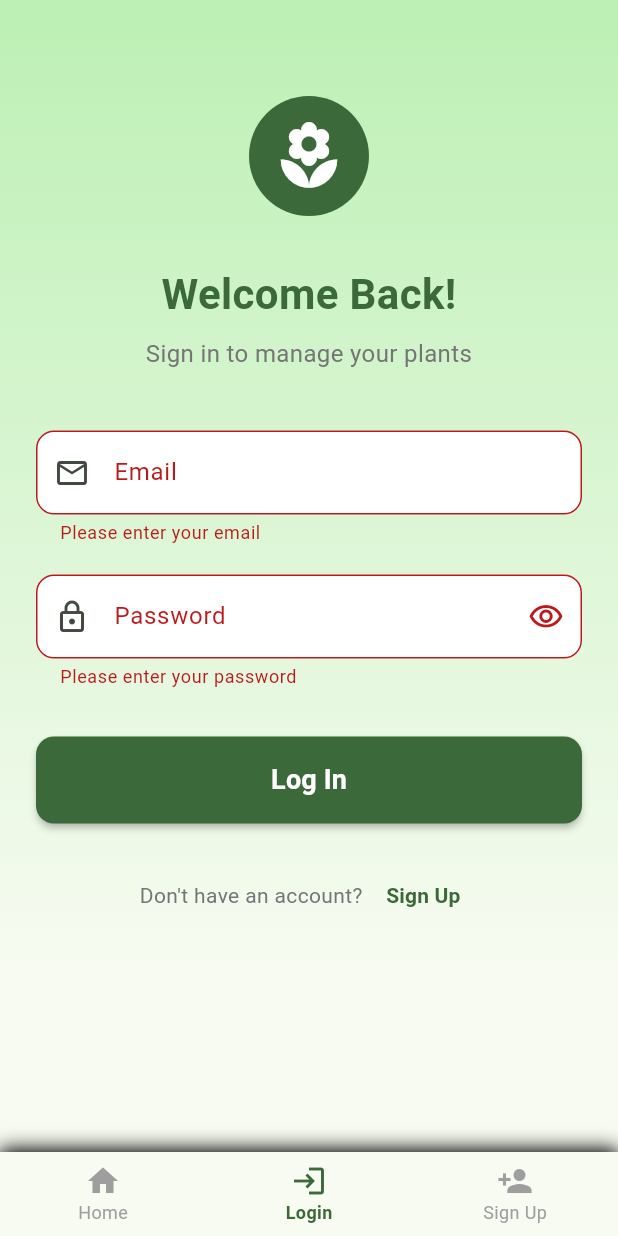
After one commit to elghazzirania-cloud/Plant-Watering-Scheduler-App, a Flutter app: the screen it shows after launch, item 2 of the bottom bar chosen, after a tap on "Log In", on a phone screen of 412 x 824 dp. The commit adds this screen. Run offline on Flutter 3.47's test engine with Material 3 defaults, Android fonts, the phone set to English and light mode, and no system bars; our stand-ins replace flutter_local_notifications, timezone.

Commit message:
add login and sign up

```diff
--- /dev/null
+++ b/devtools_options.yaml
@@ -0,0 +1,3 @@
+description: This file stores settings for Dart & Flutter DevTools.
+documentation: https://docs.flutter.dev/tools/devtools/extensions#configure-extension-enablement-states
+extensions:
--- /dev/null
+++ b/lib/login_screen.dart
@@ -0,0 +1,207 @@
+import 'package:flutter/material.dart';
+
+class LoginScreen extends StatefulWidget {
+  final VoidCallback? onNavigateToSignUp;
+
+  const LoginScreen({super.key, this.onNavigateToSignUp});
+
+  @override
+  State<LoginScreen> createState() => _LoginScreenState();
+}
+
+class _LoginScreenState extends State<LoginScreen> {
+  final _formKey = GlobalKey<FormState>();
+  final _emailController = TextEditingController();
+  final _passwordController = TextEditingController();
+  bool _obscurePassword = true;
+
+  @override
+  void dispose() {
+    _emailController.dispose();
+    _passwordController.dispose();
+    super.dispose();
+  }
+
+  void _handleLogin() {
+    if (_formKey.currentState!.validate()) {
+      // Front-end only - just show success message
+      ScaffoldMessenger.of(context).showSnackBar(
+        const SnackBar(
+          content: Text('Login successful! (Front-end only)'),
+          backgroundColor: Colors.green,
+          duration: Duration(seconds: 2),
+        ),
+      );
+    }
+  }
+
+  @override
+  Widget build(BuildContext context) {
+    return Scaffold(
+      body: Container(
+        decoration: BoxDecoration(
+          gradient: LinearGradient(
+            begin: Alignment.topCenter,
+            end: Alignment.bottomCenter,
+            colors: [
+              Theme.of(context).colorScheme.primaryContainer,
+              Theme.of(context).colorScheme.surface,
+            ],
+          ),
+        ),
+        child: SafeArea(
+          child: SingleChildScrollView(
+            padding: const EdgeInsets.all(24.0),
+            child: Form(
+              key: _formKey,
+              child: Column(
+                mainAxisAlignment: MainAxisAlignment.center,
+                crossAxisAlignment: CrossAxisAlignment.stretch,
+                children: [
+                  const SizedBox(height: 40),
+                  // Icon
+                  Center(
+                    child: Container(
+                      width: 80,
+                      height: 80,
+                      decoration: BoxDecoration(
+                        color: Theme.of(context).colorScheme.primary,
+                        shape: BoxShape.circle,
+                      ),
+                      child: const Icon(
+                        Icons.local_florist,
+                        size: 50,
+                        color: Colors.white,
+                      ),
+                    ),
+                  ),
+                  const SizedBox(height: 32),
+                  // Welcome Text
+                  Text(
+                    'Welcome Back!',
+                    style: TextStyle(
+                      fontSize: 28,
+                      fontWeight: FontWeight.bold,
+                      color: Theme.of(context).colorScheme.primary,
+                    ),
+                    textAlign: TextAlign.center,
+                  ),
+                  const SizedBox(height: 8),
+                  Text(
+                    'Sign in to manage your plants',
+                    style: TextStyle(fontSize: 16, color: Colors.grey[600]),
+                    textAlign: TextAlign.center,
+                  ),
+                  const SizedBox(height: 40),
+                  // Email Field
+                  TextFormField(
+                    controller: _emailController,
+                    keyboardType: TextInputType.emailAddress,
+                    decoration: InputDecoration(
+                      labelText: 'Email',
+                      hintText: 'Enter your email',
+                      prefixIcon: const Icon(Icons.email_outlined),
+                      border: OutlineInputBorder(
+                        borderRadius: BorderRadius.circular(12),
+                      ),
+                      filled: true,
+                      fillColor: Colors.white,
+                    ),
+                    validator: (value) {
+                      if (value == null || value.isEmpty) {
+                        return 'Please enter your email';
+                      }
+                      if (!value.contains('@')) {
+                        return 'Please enter a valid email';
+                      }
+                      return null;
+                    },
+                  ),
+                  const SizedBox(height: 20),
+                  // Password Field
+                  TextFormField(
+                    controller: _passwordController,
+                    obscureText: _obscurePassword,
+                    decoration: InputDecoration(
+                      labelText: 'Password',
+                      hintText: 'Enter your password',
+                      prefixIcon: const Icon(Icons.lock_outlined),
+                      suffixIcon: IconButton(
+                        icon: Icon(
+                          _obscurePassword
+                              ? Icons.visibility_outlined
+                              : Icons.visibility_off_outlined,
+                        ),
+                        onPressed: () {
+                          setState(() {
+                            _obscurePassword = !_obscurePassword;
+                          });
+                        },
+                      ),
+                      border: OutlineInputBorder(
+                        borderRadius: BorderRadius.circular(12),
+                      ),
+                      filled: true,
+                      fillColor: Colors.white,
+                    ),
+                    validator: (value) {
+                      if (value == null || value.isEmpty) {
+                        return 'Please enter your password';
+                      }
+                      if (value.length < 6) {
+                        return 'Password must be at least 6 characters';
+                      }
+                      return null;
+                    },
+                  ),
+                  const SizedBox(height: 32),
+                  // Sign In Button
+                  ElevatedButton(
+                    onPressed: _handleLogin,
+                    style: ElevatedButton.styleFrom(
+                      backgroundColor: Theme.of(context).colorScheme.primary,
+                      foregroundColor: Colors.white,
+                      padding: const EdgeInsets.symmetric(vertical: 16),
+                      shape: RoundedRectangleBorder(
+                        borderRadius: BorderRadius.circular(12),
+                      ),
+                      elevation: 2,
+                    ),
+                    child: const Text(
+                      'Log In',
+                      style: TextStyle(
+                        fontSize: 18,
+                        fontWeight: FontWeight.bold,
+                      ),
+                    ),
+                  ),
+                  const SizedBox(height: 24),
+                  // Sign Up Link
+                  Row(
+                    mainAxisAlignment: MainAxisAlignment.center,
+                    children: [
+                      Text(
+                        "Don't have an account? ",
+                        style: TextStyle(color: Colors.grey[600]),
+                      ),
+                      TextButton(
+                        onPressed: widget.onNavigateToSignUp,
+                        child: Text(
+                          'Sign Up',
+                          style: TextStyle(
+                            color: Theme.of(context).colorScheme.primary,
+                            fontWeight: FontWeight.bold,
+                          ),
+                        ),
+                      ),
+                    ],
+                  ),
+                ],
+              ),
+            ),
+          ),
+        ),
+      ),
+    );
+  }
+}
--- a/lib/main.dart
+++ b/lib/main.dart
@@ -1,16 +1,15 @@
 import 'package:flutter/material.dart';
-import 'plant_watering_page.dart';
+import 'main_navigation.dart';
 import 'notification_service.dart'; // NEW IMPORT
 
 final NotificationService notificationService = NotificationService();
 
-void main() async { // Main must be async now
+void main() async {
+  // Main must be async now
   WidgetsFlutterBinding.ensureInitialized();
   await notificationService.init(); // Initialize the service
   runApp(const PlantWateringApp());
 }
-
-
 
 class PlantWateringApp extends StatelessWidget {
   const PlantWateringApp({super.key});
@@ -27,7 +26,7 @@ class PlantWateringApp extends StatelessWidget {
           brightness: Brightness.light,
         ),
       ),
-      home: const PlantWateringPage(),
+      home: const MainNavigation(),
       debugShowCheckedModeBanner: false,
     );
   }
--- /dev/null
+++ b/lib/main_navigation.dart
@@ -0,0 +1,69 @@
+import 'package:flutter/material.dart';
+import 'plant_watering_page.dart';
+import 'login_screen.dart';
+import 'signup_screen.dart';
+
+class MainNavigation extends StatefulWidget {
+  const MainNavigation({super.key});
+
+  @override
+  State<MainNavigation> createState() => _MainNavigationState();
+}
+
+class _MainNavigationState extends State<MainNavigation> {
+  int _currentIndex = 0;
+
+  void _changeTab(int index) {
+    setState(() {
+      _currentIndex = index;
+    });
+  }
+
+  List<Widget> get _screens => [
+    const PlantWateringPage(),
+    LoginScreen(onNavigateToSignUp: () => _changeTab(2)),
+    SignUpScreen(onNavigateToLogin: () => _changeTab(1)),
+  ];
+
+  @override
+  Widget build(BuildContext context) {
+    return Scaffold(
+      body: IndexedStack(index: _currentIndex, children: _screens),
+      bottomNavigationBar: Container(
+        decoration: BoxDecoration(
+          boxShadow: [
+            BoxShadow(
+              color: Colors.black,
+              blurRadius: 10,
+              offset: const Offset(0, -2),
+            ),
+          ],
+        ),
+        child: BottomNavigationBar(
+          currentIndex: _currentIndex,
+          onTap: (index) {
+            setState(() {
+              _currentIndex = index;
+            });
+          },
+          type: BottomNavigationBarType.fixed,
+          selectedItemColor: Theme.of(context).colorScheme.primary,
+          unselectedItemColor: Colors.grey,
+          selectedLabelStyle: const TextStyle(
+            fontWeight: FontWeight.bold,
+            fontSize: 12,
+          ),
+          unselectedLabelStyle: const TextStyle(fontSize: 12),
+          items: const [
+            BottomNavigationBarItem(icon: Icon(Icons.home), label: 'Home'),
+            BottomNavigationBarItem(icon: Icon(Icons.login), label: 'Login'),
+            BottomNavigationBarItem(
+              icon: Icon(Icons.person_add),
+              label: 'Sign Up',
+            ),
+          ],
+        ),
+      ),
+    );
+  }
+}
--- /dev/null
+++ b/lib/signup_screen.dart
@@ -0,0 +1,273 @@
+import 'package:flutter/material.dart';
+
+class SignUpScreen extends StatefulWidget {
+  final VoidCallback? onNavigateToLogin;
+
+  const SignUpScreen({super.key, this.onNavigateToLogin});
+
+  @override
+  State<SignUpScreen> createState() => _SignUpScreenState();
+}
+
+class _SignUpScreenState extends State<SignUpScreen> {
+  final _formKey = GlobalKey<FormState>();
+  final _nameController = TextEditingController();
+  final _emailController = TextEditingController();
+  final _passwordController = TextEditingController();
+  final _confirmPasswordController = TextEditingController();
+  bool _obscurePassword = true;
+  bool _obscureConfirmPassword = true;
+
+  @override
+  void dispose() {
+    _nameController.dispose();
+    _emailController.dispose();
+    _passwordController.dispose();
+    _confirmPasswordController.dispose();
+    super.dispose();
+  }
+
+  void _handleSignUp() {
+    if (_formKey.currentState!.validate()) {
+      // Front-end only - just show success message
+      ScaffoldMessenger.of(context).showSnackBar(
+        const SnackBar(
+          content: Text('Account created successfully! (Front-end only)'),
+          backgroundColor: Colors.green,
+          duration: Duration(seconds: 2),
+        ),
+      );
+    }
+  }
+
+  @override
+  Widget build(BuildContext context) {
+    return Scaffold(
+      body: Container(
+        decoration: BoxDecoration(
+          gradient: LinearGradient(
+            begin: Alignment.topCenter,
+            end: Alignment.bottomCenter,
+            colors: [
+              Theme.of(context).colorScheme.primaryContainer,
+              Theme.of(context).colorScheme.surface,
+            ],
+          ),
+        ),
+        child: SafeArea(
+          child: SingleChildScrollView(
+            padding: const EdgeInsets.all(24.0),
+            child: Form(
+              key: _formKey,
+              child: Column(
+                mainAxisAlignment: MainAxisAlignment.center,
+                crossAxisAlignment: CrossAxisAlignment.stretch,
+                children: [
+                  const SizedBox(height: 20),
+                  const SizedBox(height: 20),
+                  // Icon
+                  Center(
+                    child: Container(
+                      width: 80,
+                      height: 80,
+                      decoration: BoxDecoration(
+                        color: Theme.of(context).colorScheme.primary,
+                        shape: BoxShape.circle,
+                      ),
+                      child: const Icon(
+                        Icons.local_florist,
+                        size: 50,
+                        color: Colors.white,
+                      ),
+                    ),
+                  ),
+                  const SizedBox(height: 24),
+                  // Title
+                  Text(
+                    'Create Account',
+                    style: TextStyle(
+                      fontSize: 28,
+                      fontWeight: FontWeight.bold,
+                      color: Theme.of(context).colorScheme.primary,
+                    ),
+                    textAlign: TextAlign.center,
+                  ),
+                  const SizedBox(height: 8),
+                  Text(
+                    'Start managing your plants today',
+                    style: TextStyle(fontSize: 16, color: Colors.grey[600]),
+                    textAlign: TextAlign.center,
+                  ),
+                  const SizedBox(height: 32),
+                  // Full Name Field
+                  TextFormField(
+                    controller: _nameController,
+                    decoration: InputDecoration(
+                      labelText: 'Full Name',
+                      hintText: 'Enter your full name',
+                      prefixIcon: const Icon(Icons.person_outlined),
+                      border: OutlineInputBorder(
+                        borderRadius: BorderRadius.circular(12),
+                      ),
+                      filled: true,
+                      fillColor: Colors.white,
+                    ),
+                    validator: (value) {
+                      if (value == null || value.isEmpty) {
+                        return 'Please enter your full name';
+                      }
+                      return null;
+                    },
+                  ),
+                  const SizedBox(height: 20),
+                  // Email Field
+                  TextFormField(
+                    controller: _emailController,
+                    keyboardType: TextInputType.emailAddress,
+                    decoration: InputDecoration(
+                      labelText: 'Email',
+                      hintText: 'Enter your email',
+                      prefixIcon: const Icon(Icons.email_outlined),
+                      border: OutlineInputBorder(
+                        borderRadius: BorderRadius.circular(12),
+                      ),
+                      filled: true,
+                      fillColor: Colors.white,
+                    ),
+                    validator: (value) {
+                      if (value == null || value.isEmpty) {
+                        return 'Please enter your email';
+                      }
+                      if (!value.contains('@')) {
+                        return 'Please enter a valid email';
+                      }
+                      return null;
+                    },
+                  ),
+                  const SizedBox(height: 20),
+                  // Password Field
+                  TextFormField(
+                    controller: _passwordController,
+                    obscureText: _obscurePassword,
+                    decoration: InputDecoration(
+                      labelText: 'Password',
+                      hintText: 'Enter your password',
+                      prefixIcon: const Icon(Icons.lock_outlined),
+                      suffixIcon: IconButton(
+                        icon: Icon(
+                          _obscurePassword
+                              ? Icons.visibility_outlined
+                              : Icons.visibility_off_outlined,
+                        ),
+                        onPressed: () {
+                          setState(() {
+                            _obscurePassword = !_obscurePassword;
+                          });
+                        },
+                      ),
+                      border: OutlineInputBorder(
+                        borderRadius: BorderRadius.circular(12),
+                      ),
+                      filled: true,
+                      fillColor: Colors.white,
+                      helperText: 'At least 6 characters',
+                      helperStyle: TextStyle(color: Colors.grey[600]),
+                    ),
+                    validator: (value) {
+                      if (value == null || value.isEmpty) {
+                        return 'Please enter your password';
+                      }
+                      if (value.length < 6) {
+                        return 'Password must be at least 6 characters';
+                      }
+                      return null;
+                    },
+                  ),
+                  const SizedBox(height: 20),
+                  // Confirm Password Field
+                  TextFormField(
+                    controller: _confirmPasswordController,
+                    obscureText: _obscureConfirmPassword,
+                    decoration: InputDecoration(
+                      labelText: 'Confirm Password',
+                      hintText: 'Confirm your password',
+                      prefixIcon: const Icon(Icons.lock_outlined),
+                      suffixIcon: IconButton(
+                        icon: Icon(
+                          _obscureConfirmPassword
+                              ? Icons.visibility_outlined
+                              : Icons.visibility_off_outlined,
+                        ),
+                        onPressed: () {
+                          setState(() {
+                            _obscureConfirmPassword = !_obscureConfirmPassword;
+                          });
+                        },
+                      ),
+                      border: OutlineInputBorder(
+                        borderRadius: BorderRadius.circular(12),
+                      ),
+                      filled: true,
+                      fillColor: Colors.white,
+                    ),
+                    validator: (value) {
+                      if (value == null || value.isEmpty) {
+                        return 'Please confirm your password';
+                      }
+                      if (value != _passwordController.text) {
+                        return 'Passwords do not match';
+                      }
+                      return null;
+                    },
+                  ),
+                  const SizedBox(height: 32),
+                  // Sign Up Button
+                  ElevatedButton(
+                    onPressed: _handleSignUp,
+                    style: ElevatedButton.styleFrom(
+                      backgroundColor: Theme.of(context).colorScheme.primary,
+                      foregroundColor: Colors.white,
+                      padding: const EdgeInsets.symmetric(vertical: 16),
+                      shape: RoundedRectangleBorder(
+                        borderRadius: BorderRadius.circular(12),
+                      ),
+                      elevation: 2,
+                    ),
+                    child: const Text(
+                      'Sign Up',
+                      style: TextStyle(
+                        fontSize: 18,
+                        fontWeight: FontWeight.bold,
+                      ),
+                    ),
+                  ),
+                  const SizedBox(height: 24),
+                  // Sign In Link
+                  Row(
+                    mainAxisAlignment: MainAxisAlignment.center,
+                    children: [
+                      Text(
+                        'Already have an account? ',
+                        style: TextStyle(color: Colors.grey[600]),
+                      ),
+                      TextButton(
+                        onPressed: widget.onNavigateToLogin,
+                        child: Text(
+                          'Sign In',
+                          style: TextStyle(
+                            color: Theme.of(context).colorScheme.primary,
+                            fontWeight: FontWeight.bold,
+                          ),
+                        ),
+                      ),
+                    ],
+                  ),
+                ],
+              ),
+            ),
+          ),
+        ),
+      ),
+    );
+  }
+}
```
Also changed, not shown: pubspec.lock.
